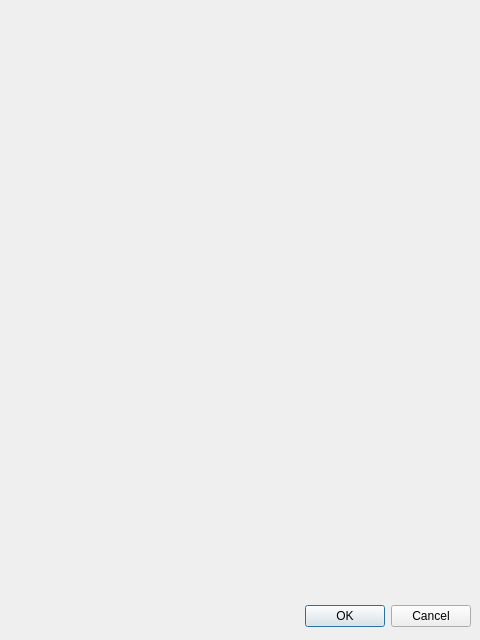
Qt form src/ui/gkaudioplaydialog.ui (GekkoFyre/small-world-deluxe) before a commit.
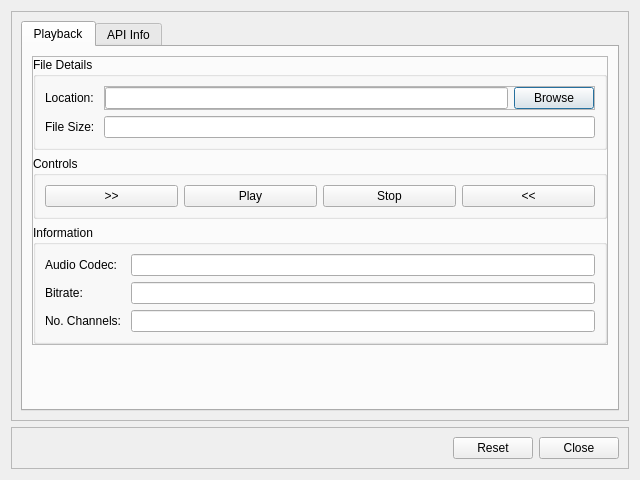
The same form after that commit.

Commit message: * Fleshed out the newly minted Audio Playback dialog with the basics, now it just needs to be coded up. Further UI development is needed too, but at least the basics are now there.

Diff of the .ui file:
```diff
--- a/src/ui/gkaudioplaydialog.ui
+++ b/src/ui/gkaudioplaydialog.ui
@@ -5,29 +5,284 @@
    <rect>
     <x>0</x>
     <y>0</y>
-    <width>480</width>
-    <height>640</height>
+    <width>640</width>
+    <height>480</height>
    </rect>
   </property>
+  <property name="sizePolicy">
+   <sizepolicy hsizetype="MinimumExpanding" vsizetype="MinimumExpanding">
+    <horstretch>0</horstretch>
+    <verstretch>0</verstretch>
+   </sizepolicy>
+  </property>
   <property name="windowTitle">
    <string>Dialog</string>
   </property>
-  <widget name="buttonBox" class="QDialogButtonBox">
-   <property name="geometry">
-    <rect>
-     <x>10</x>
-     <y>600</y>
-     <width>461</width>
-     <height>32</height>
-    </rect>
-   </property>
-   <property name="orientation">
-    <enum>Qt::Horizontal</enum>
-   </property>
-   <property name="standardButtons">
-    <set>QDialogButtonBox::Cancel|QDialogButtonBox::Ok</set>
-   </property>
-  </widget>
+  <layout class="QVBoxLayout" name="verticalLayout">
+   <item>
+    <widget class="QFrame" name="frame_container_audio">
+     <property name="frameShape">
+      <enum>QFrame::StyledPanel</enum>
+     </property>
+     <property name="frameShadow">
+      <enum>QFrame::Raised</enum>
+     </property>
+     <layout class="QVBoxLayout" name="verticalLayout_2">
+      <item>
+       <widget class="QTabWidget" name="tabWidget_audio_main">
+        <property name="currentIndex">
+         <number>0</number>
+        </property>
+        <widget class="QWidget" name="tab_playback">
+         <attribute name="title">
+          <string>Playback</string>
+         </attribute>
+         <layout class="QVBoxLayout" name="verticalLayout_3">
+          <item>
+           <widget class="QFrame" name="frame_playback_inner">
+            <property name="frameShape">
+             <enum>QFrame::StyledPanel</enum>
+            </property>
+            <property name="frameShadow">
+             <enum>QFrame::Raised</enum>
+            </property>
+            <layout class="QVBoxLayout" name="verticalLayout_4">
+             <property name="leftMargin">
+              <number>0</number>
+             </property>
+             <property name="topMargin">
+              <number>0</number>
+             </property>
+             <property name="rightMargin">
+              <number>0</number>
+             </property>
+             <property name="bottomMargin">
+              <number>0</number>
+             </property>
+             <item>
+              <widget class="QGroupBox" name="groupBox_playback_file_details">
+               <property name="title">
+                <string>File Details</string>
+               </property>
+               <layout class="QFormLayout" name="formLayout">
+                <item row="0" column="0">
+                 <widget class="QLabel" name="label_playback_file_loc">
+                  <property name="text">
+                   <string>Location: </string>
+                  </property>
+                 </widget>
+                </item>
+                <item row="0" column="1">
+                 <widget class="QFrame" name="frame_playback_file_location">
+                  <property name="frameShape">
+                   <enum>QFrame::StyledPanel</enum>
+                  </property>
+                  <property name="frameShadow">
+                   <enum>QFrame::Raised</enum>
+                  </property>
+                  <layout class="QHBoxLayout" name="horizontalLayout_2">
+                   <property name="leftMargin">
+                    <number>0</number>
+                   </property>
+                   <property name="topMargin">
+                    <number>0</number>
+                   </property>
+                   <property name="rightMargin">
+                    <number>0</number>
+                   </property>
+                   <property name="bottomMargin">
+                    <number>0</number>
+                   </property>
+                   <item>
+                    <widget class="QLineEdit" name="lineEdit_playback_file_location">
+                     <property name="readOnly">
+                      <bool>true</bool>
+                     </property>
+                    </widget>
+                   </item>
+                   <item>
+                    <widget class="QPushButton" name="pushButton_playback_browse_file_loc">
+                     <property name="text">
+                      <string>Browse</string>
+                     </property>
+                    </widget>
+                   </item>
+                  </layout>
+                 </widget>
+                </item>
+                <item row="1" column="0">
+                 <widget class="QLabel" name="label_playback_file_size">
+                  <property name="text">
+                   <string>File Size: </string>
+                  </property>
+                 </widget>
+                </item>
+                <item row="1" column="1">
+                 <widget class="QLineEdit" name="lineEdit_playback_file_size">
+                  <property name="readOnly">
+                   <bool>true</bool>
+                  </property>
+                 </widget>
+                </item>
+               </layout>
+              </widget>
+             </item>
+             <item>
+              <widget class="QGroupBox" name="groupBox_playback_controls">
+               <property name="title">
+                <string>Controls</string>
+               </property>
+               <layout class="QHBoxLayout" name="horizontalLayout_3">
+                <item>
+                 <widget class="QPushButton" name="pushButton_playback_skip_forward">
+                  <property name="text">
+                   <string>&gt;&gt;</string>
+                  </property>
+                 </widget>
+                </item>
+                <item>
+                 <widget class="QPushButton" name="pushButton_playback_play">
+                  <property name="text">
+                   <string>Play</string>
+                  </property>
+                 </widget>
+                </item>
+                <item>
+                 <widget class="QPushButton" name="pushButton_playback_stop">
+                  <property name="text">
+                   <string>Stop</string>
+                  </property>
+                 </widget>
+                </item>
+                <item>
+                 <widget class="QPushButton" name="pushButton_playback_skip_back">
+                  <property name="text">
+                   <string>&lt;&lt;</string>
+                  </property>
+                 </widget>
+                </item>
+               </layout>
+              </widget>
+             </item>
+             <item>
+              <widget class="QGroupBox" name="groupBox_playback_information">
+               <property name="title">
+                <string>Information</string>
+               </property>
+               <layout class="QFormLayout" name="formLayout_2">
+                <item row="0" column="0">
+                 <widget class="QLabel" name="label_playback_audio_codec">
+                  <property name="text">
+                   <string>Audio Codec: </string>
+                  </property>
+                 </widget>
+                </item>
+                <item row="0" column="1">
+                 <widget class="QLineEdit" name="lineEdit_playback_audio_codec">
+                  <property name="readOnly">
+                   <bool>true</bool>
+                  </property>
+                 </widget>
+                </item>
+                <item row="1" column="0">
+                 <widget class="QLabel" name="label_playback_bitrate">
+                  <property name="text">
+                   <string>Bitrate: </string>
+                  </property>
+                 </widget>
+                </item>
+                <item row="1" column="1">
+                 <widget class="QLineEdit" name="lineEdit_playback_bitrate">
+                  <property name="readOnly">
+                   <bool>true</bool>
+                  </property>
+                 </widget>
+                </item>
+                <item row="2" column="0">
+                 <widget class="QLabel" name="label_playback_no_channels">
+                  <property name="text">
+                   <string>No. Channels: </string>
+                  </property>
+                 </widget>
+                </item>
+                <item row="2" column="1">
+                 <widget class="QLineEdit" name="lineEdit_playback_no_channels">
+                  <property name="readOnly">
+                   <bool>true</bool>
+                  </property>
+                 </widget>
+                </item>
+               </layout>
+              </widget>
+             </item>
+            </layout>
+           </widget>
+          </item>
+          <item>
+           <spacer name="verticalSpacer">
+            <property name="orientation">
+             <enum>Qt::Vertical</enum>
+            </property>
+            <property name="sizeHint" stdset="0">
+             <size>
+              <width>20</width>
+              <height>40</height>
+             </size>
+            </property>
+           </spacer>
+          </item>
+         </layout>
+        </widget>
+        <widget class="QWidget" name="tab_api_info">
+         <attribute name="title">
+          <string>API Info</string>
+         </attribute>
+        </widget>
+       </widget>
+      </item>
+     </layout>
+    </widget>
+   </item>
+   <item>
+    <widget class="QFrame" name="frame_buttons">
+     <property name="frameShape">
+      <enum>QFrame::StyledPanel</enum>
+     </property>
+     <property name="frameShadow">
+      <enum>QFrame::Raised</enum>
+     </property>
+     <layout class="QHBoxLayout" name="horizontalLayout">
+      <item>
+       <spacer name="horizontalSpacer">
+        <property name="orientation">
+         <enum>Qt::Horizontal</enum>
+        </property>
+        <property name="sizeHint" stdset="0">
+         <size>
+          <width>40</width>
+          <height>20</height>
+         </size>
+        </property>
+       </spacer>
+      </item>
+      <item>
+       <widget class="QPushButton" name="pushButton_reset">
+        <property name="text">
+         <string>Reset</string>
+        </property>
+       </widget>
+      </item>
+      <item>
+       <widget class="QPushButton" name="pushButton_close">
+        <property name="text">
+         <string>Close</string>
+        </property>
+       </widget>
+      </item>
+     </layout>
+    </widget>
+   </item>
+  </layout>
  </widget>
  <resources/>
  <connections>
```
Left out of the diff: 38 changed lines with no effect on the pictures. The commit also changes 4 other files.
